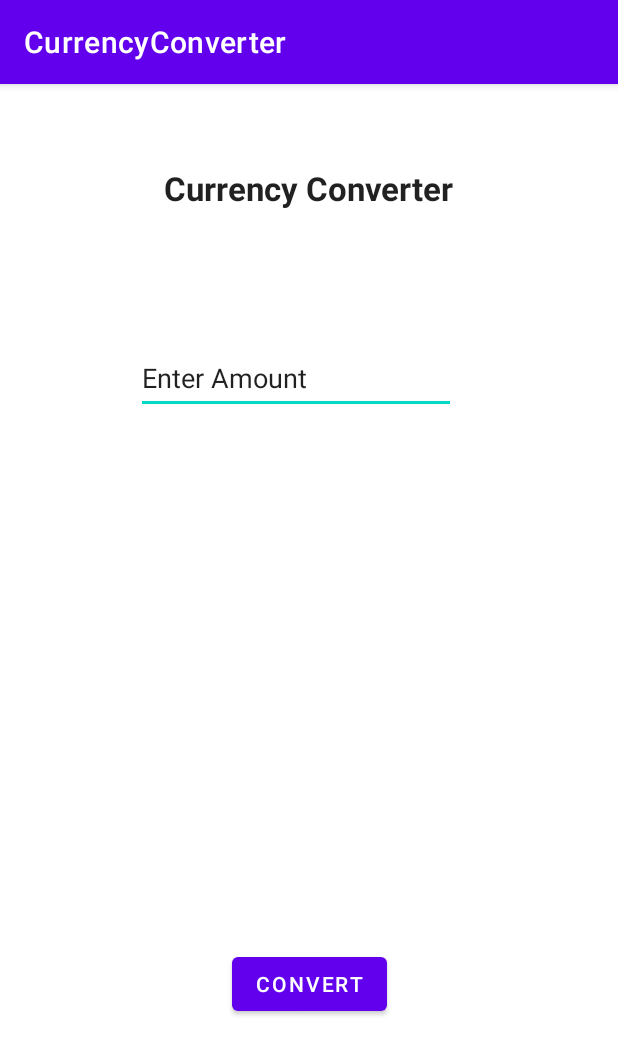
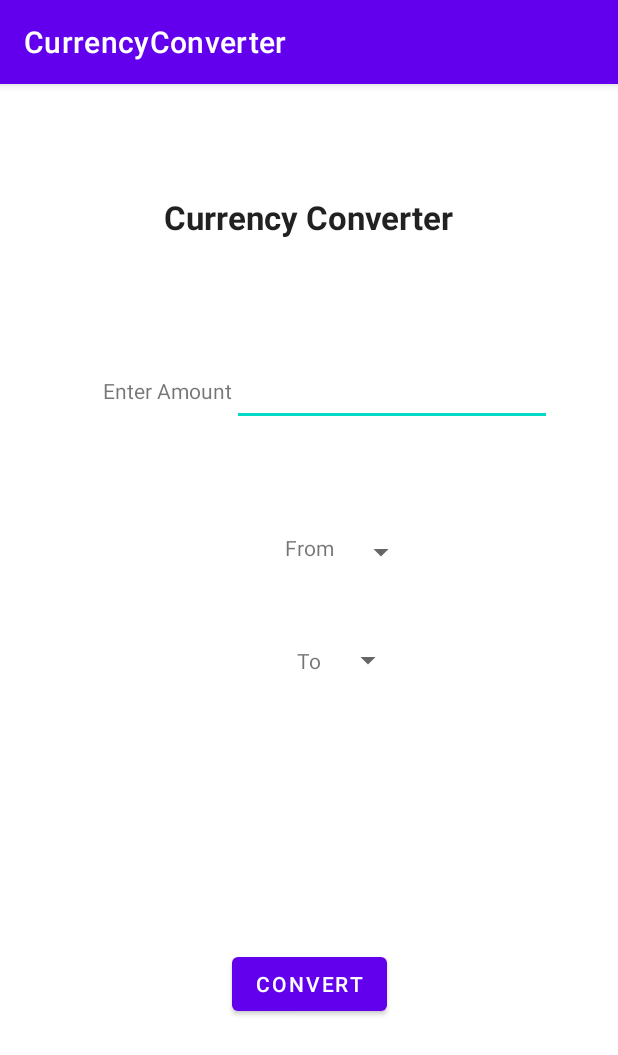
Before and after one commit to ElieBadari/Currency-Converter, an Android app: the screen it shows after launch (MainActivity), on a phone screen of 412 x 824 dp. Shown: the top 1055 px of the screen. Run offline under Robolectric (Android 15) with nearby library versions, the light colour scheme and no system bars.

Commit message:
added spinners and texts (visual only)

```diff
--- a/app/src/main/java/com/example/currencyconverter/MainActivity.java
+++ b/app/src/main/java/com/example/currencyconverter/MainActivity.java
@@ -3,19 +3,26 @@ package com.example.currencyconverter;
 import androidx.appcompat.app.AppCompatActivity;
 
 import android.os.Bundle;
+import android.text.Editable;
 import android.view.View;
+import android.widget.EditText;
 import android.widget.Toast;
 
 public class MainActivity extends AppCompatActivity {
 
+    EditText money_amount;
     @Override
     protected void onCreate(Bundle savedInstanceState) {
         super.onCreate(savedInstanceState);
         setContentView(R.layout.activity_main);
+        money_amount = (EditText)findViewById(R.id.money);//links the variable money_amount to the element Text
     }
 
     public void convert(View v){
-        Toast toast = Toast.makeText(getApplicationContext(),"insert conversion here", Toast.LENGTH_LONG);
+        Double input_money =  Double.parseDouble(money_amount.getText().toString());
+
+
+        Toast.makeText(getApplicationContext(),"insert converted amount here", Toast.LENGTH_LONG).show();
 
     }
 }
--- a/app/src/main/res/layout/activity_main.xml
+++ b/app/src/main/res/layout/activity_main.xml
@@ -13,11 +13,11 @@
         android:text="@string/currency_converter"
         android:textAppearance="@style/TextAppearance.AppCompat.Large"
         android:textStyle="bold"
-        app:layout_constraintBottom_toTopOf="@+id/button"
+        app:layout_constraintBottom_toBottomOf="parent"
         app:layout_constraintLeft_toLeftOf="parent"
         app:layout_constraintRight_toRightOf="parent"
         app:layout_constraintTop_toTopOf="parent"
-        app:layout_constraintVertical_bias="0.1" />
+        app:layout_constraintVertical_bias="0.1000000" />
 
     <Button
         android:id="@+id/button"
@@ -33,19 +33,79 @@
         app:layout_constraintVertical_bias="0.8" />
 
     <EditText
-        android:id="@+id/editTextNumber"
+        android:id="@+id/money"
         android:layout_width="wrap_content"
         android:layout_height="wrap_content"
+        android:autofillHints=""
         android:ems="10"
         android:inputType="number"
         android:minHeight="48dp"
-        android:text="@string/enter_amount"
         app:layout_constraintBottom_toBottomOf="parent"
         app:layout_constraintEnd_toEndOf="parent"
-        app:layout_constraintHorizontal_bias="0.457"
+        app:layout_constraintHorizontal_bias="0.0"
+        app:layout_constraintStart_toEndOf="@+id/textView2"
+        app:layout_constraintTop_toTopOf="parent"
+        app:layout_constraintVertical_bias="0.25"
+        tools:ignore="SpeakableTextPresentCheck" />
+
+
+
+    <TextView
+        android:id="@+id/textView2"
+        android:layout_width="wrap_content"
+        android:layout_height="wrap_content"
+        android:text="Enter Amount"
+        app:layout_constraintBottom_toBottomOf="parent"
+        app:layout_constraintEnd_toEndOf="parent"
+        app:layout_constraintHorizontal_bias="0.211"
         app:layout_constraintStart_toStartOf="parent"
         app:layout_constraintTop_toTopOf="parent"
-        app:layout_constraintVertical_bias="0.239"
-        android:autofillHints="" />
+        app:layout_constraintVertical_bias="0.26" />
+
+    <Spinner
+        android:id="@+id/spinner"
+        android:layout_width="wrap_content"
+        android:layout_height="wrap_content"
+        android:minHeight="48dp"
+        app:layout_constraintBottom_toBottomOf="parent"
+        app:layout_constraintEnd_toEndOf="parent"
+        app:layout_constraintHorizontal_bias="0.05"
+        app:layout_constraintStart_toEndOf="@+id/from_amount"
+        app:layout_constraintTop_toTopOf="parent"
+        app:layout_constraintVertical_bias="0.4" />
+
+    <TextView
+        android:id="@+id/from_amount"
+        android:layout_width="wrap_content"
+        android:layout_height="wrap_content"
+        android:text="From"
+        app:layout_constraintBottom_toBottomOf="parent"
+        app:layout_constraintEnd_toEndOf="parent"
+        app:layout_constraintStart_toStartOf="parent"
+        app:layout_constraintTop_toTopOf="parent"
+        app:layout_constraintVertical_bias="0.4" />
+
+    <Spinner
+        android:id="@+id/spinner2"
+        android:layout_width="wrap_content"
+        android:layout_height="wrap_content"
+        android:minHeight="48dp"
+        app:layout_constraintBottom_toBottomOf="parent"
+        app:layout_constraintEnd_toEndOf="parent"
+        app:layout_constraintHorizontal_bias="0.05"
+        app:layout_constraintStart_toEndOf="@+id/to_amount"
+        app:layout_constraintTop_toTopOf="parent"
+        app:layout_constraintVertical_bias="0.5" />
+
+    <TextView
+        android:id="@+id/to_amount"
+        android:layout_width="wrap_content"
+        android:layout_height="wrap_content"
+        android:text="To"
+        app:layout_constraintBottom_toBottomOf="parent"
+        app:layout_constraintEnd_toEndOf="parent"
+        app:layout_constraintStart_toStartOf="parent"
+        app:layout_constraintTop_toTopOf="parent"
+        app:layout_constraintVertical_bias="0.5" />
 
 </androidx.constraintlayout.widget.ConstraintLayout>
```
